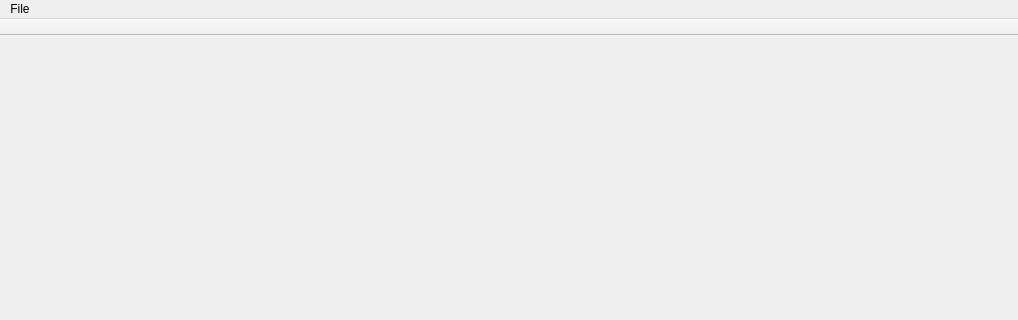
Qt form app/mainwindow.ui (daviddrell/visualsc) before a commit; both pictures show x 0 to 1018 and y 0 to 320 of the 1018 by 794 pixel window.
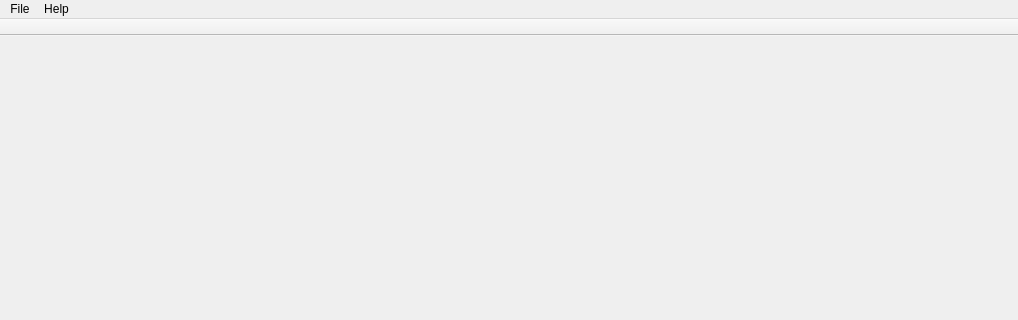
The same form after that commit.

Commit message: Added more help buttons. Fixed bug that caused custom properties to not be inserted properly.

```diff
--- a/app/mainwindow.ui
+++ b/app/mainwindow.ui
@@ -60,7 +60,14 @@
     <addaction name="actionImport"/>
     <addaction name="actionExportCode"/>
    </widget>
+   <widget class="QMenu" name="menuHelp">
+    <property name="title">
+     <string>Help</string>
+    </property>
+    <addaction name="actionShortcuts"/>
+   </widget>
    <addaction name="menuFile"/>
+   <addaction name="menuHelp"/>
   </widget>
   <widget class="QStatusBar" name="statusBar">
    <property name="enabled">
```
Left out of the diff: 8 changed lines with no effect on the pictures. The commit also changes 15 other files.
